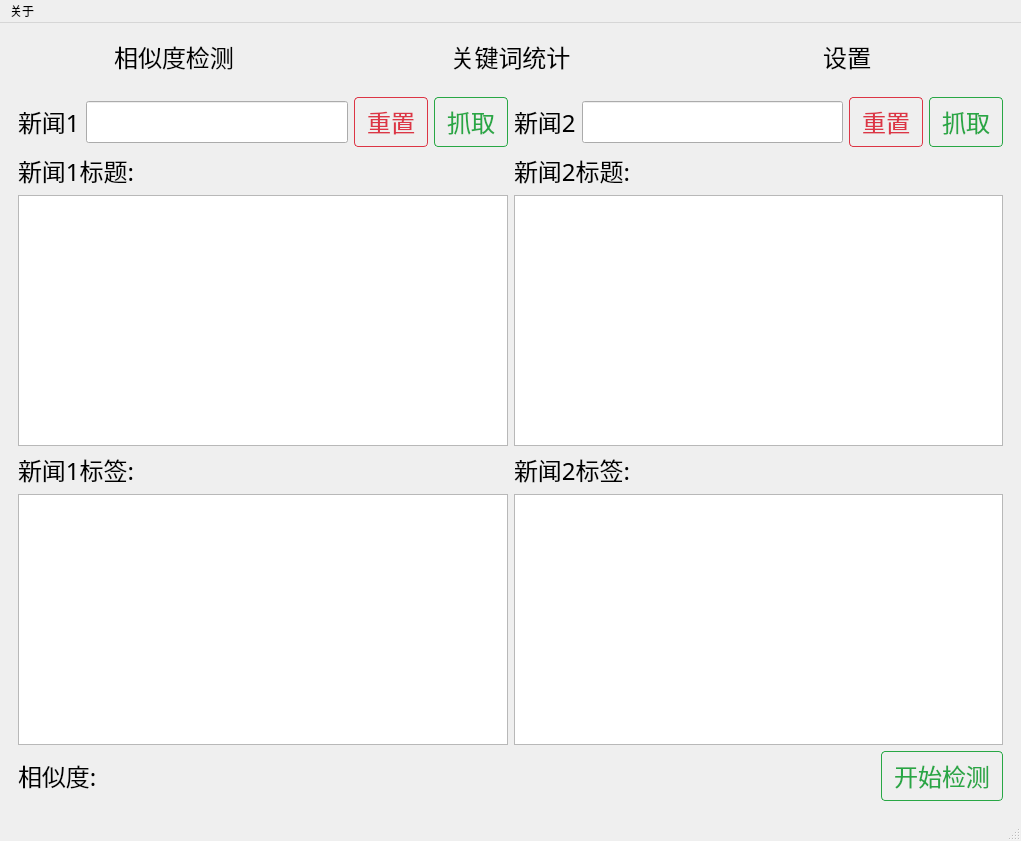
This is qqt/MainWindows.ui in black-line/news_similarity_detection as Qt 5 draws it before an edit. The edited form follows.
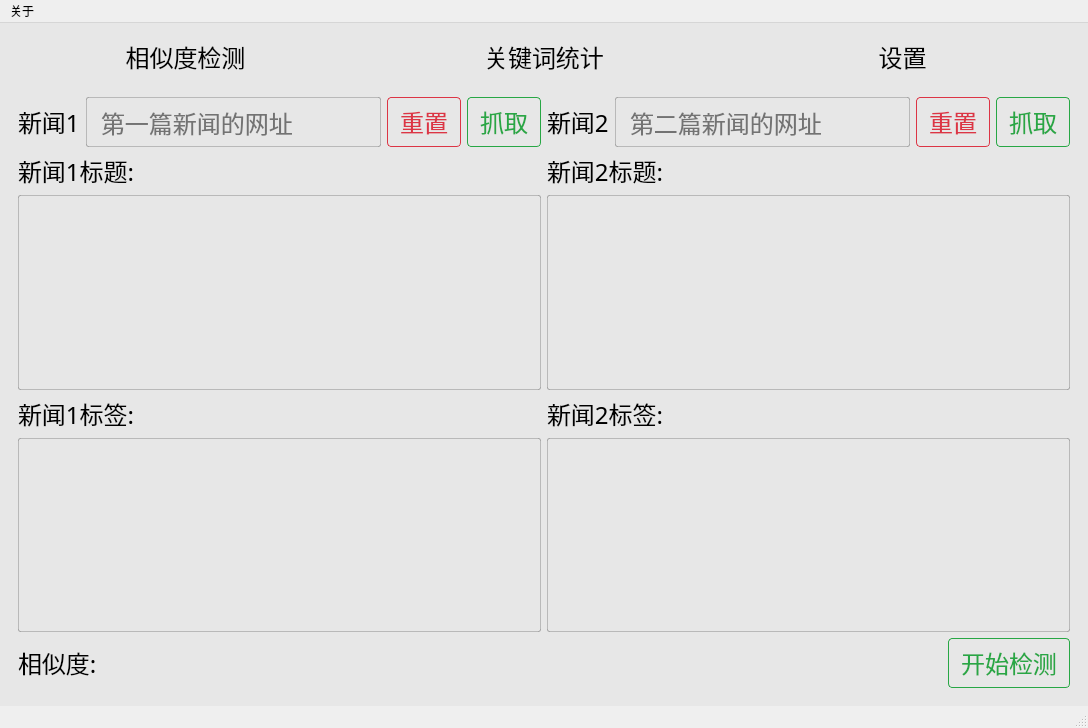
This is the edited form. Icons and pictures are not drawn.

Commit message: v0.3 UI freeze temporarily

Diff of the .ui file:
```diff
--- a/qqt/MainWindows.ui
+++ b/qqt/MainWindows.ui
@@ -6,8 +6,8 @@
    <rect>
     <x>0</x>
     <y>0</y>
-    <width>1021</width>
-    <height>841</height>
+    <width>1088</width>
+    <height>728</height>
    </rect>
   </property>
   <property name="font">
@@ -22,6 +22,9 @@
    <iconset resource="resources.qrc">
     <normaloff>:/images/images/icons8-google-news-24.png</normaloff>:/images/images/icons8-google-news-24.png</iconset>
   </property>
+  <property name="styleSheet">
+   <string notr="true"/>
+  </property>
   <property name="locale">
    <locale language="Chinese" country="China"/>
   </property>
@@ -35,7 +38,12 @@
     </font>
    </property>
    <property name="styleSheet">
-    <string notr="true">QWidget{
+    <string notr="true">QWidget#centralwidget{
+background-color: rgb(231, 231, 231);
+}
+QWidget{
+background-color:transparent;
+opacity: 23;
 font-size:18pt;
 font-family:&quot;WenQuanYi Micro Hei&quot;;
 font-weight: 400;
@@ -48,32 +56,45 @@
 padding:6px 12px;
 }
 QPushButton#url1ResetBtn, 
-QPushButton#url2ResetBtn{
+QPushButton#url2ResetBtn,
+QPushButton#closeStatBtn,
+QPushButton#statResetBtn{
 color: #dc3545;
 border-color: #dc3545;
 }
+QPushButton:hover#url1ResetBtn, 
+QPushButton:hover#url2ResetBtn,
+QPushButton:hover#closeStatBtn,
+QPushButton:hover#statResetBtn{
+color: #fff;
+text-decoration: none;
+background-color: #dc3545;
+border-color:#dc3545;
+text-decoration: none;
+}
 QPushButton#url1CrawlBtn, 
 QPushButton#url2CrawlBtn,
-QPushButton#detectBtn{
+QPushButton#detectBtn,
+QPushButton#statBtn{
 color: #28a745;
 border-color: #28a745;
 }
 QPushButton:hover#url1CrawlBtn,  
 QPushButton:hover#url2CrawlBtn,
-QPushButton:hover#detectBtn{
+QPushButton:hover#detectBtn,
+QPushButton:hover#statBtn{
 color: #fff;
 text-decoration: none;
 background-color: #28a745;
 border-color:#28a745;
 text-decoration: none;
 }
-QPushButton:hover#url1ResetBtn, 
-QPushButton:hover#url2ResetBtn{
-color: #fff;
-text-decoration: none;
-background-color: #dc3545;
-border-color:#dc3545;
-text-decoration: none;
+QLineEdit,QTextEdit,QPlainTextEdit{
+padding:6px 12px;
+border-width:1px;
+border-style:solid;
+border-radius: 1.5px;
+border-color:rgba(0,0,0,0.2);
 }</string>
    </property>
    <layout class="QGridLayout" name="gridLayout">
@@ -141,6 +162,9 @@
                 <bold>false</bold>
                </font>
               </property>
+              <property name="placeholderText">
+               <string>第一篇新闻的网址</string>
+              </property>
              </widget>
             </item>
             <item>
@@ -211,6 +235,15 @@
                 <bold>false</bold>
                </font>
               </property>
+              <property name="inputMask">
+               <string/>
+              </property>
+              <property name="text">
+               <string/>
+              </property>
+              <property name="placeholderText">
+               <string>第二篇新闻的网址</string>
+              </property>
              </widget>
             </item>
             <item>
@@ -291,6 +324,9 @@
               <property name="readOnly">
                <bool>true</bool>
               </property>
+              <property name="backgroundVisible">
+               <bool>false</bool>
+              </property>
              </widget>
             </item>
            </layout>
@@ -331,6 +367,9 @@
               <property name="readOnly">
                <bool>true</bool>
               </property>
+              <property name="backgroundVisible">
+               <bool>false</bool>
+              </property>
              </widget>
             </item>
            </layout>
@@ -372,6 +411,9 @@
               <property name="locale">
                <locale language="Chinese" country="China"/>
               </property>
+              <property name="readOnly">
+               <bool>true</bool>
+              </property>
              </widget>
             </item>
            </layout>
@@ -409,6 +451,9 @@
               <property name="locale">
                <locale language="Chinese" country="China"/>
               </property>
+              <property name="readOnly">
+               <bool>true</bool>
+              </property>
              </widget>
             </item>
            </layout>
@@ -670,7 +715,7 @@
     <rect>
      <x>0</x>
      <y>0</y>
-     <width>1021</width>
+     <width>1088</width>
      <height>26</height>
     </rect>
    </property>
```
Left out of the diff: 26 changed lines with no effect on the pictures. The commit also changes 4 other files.
